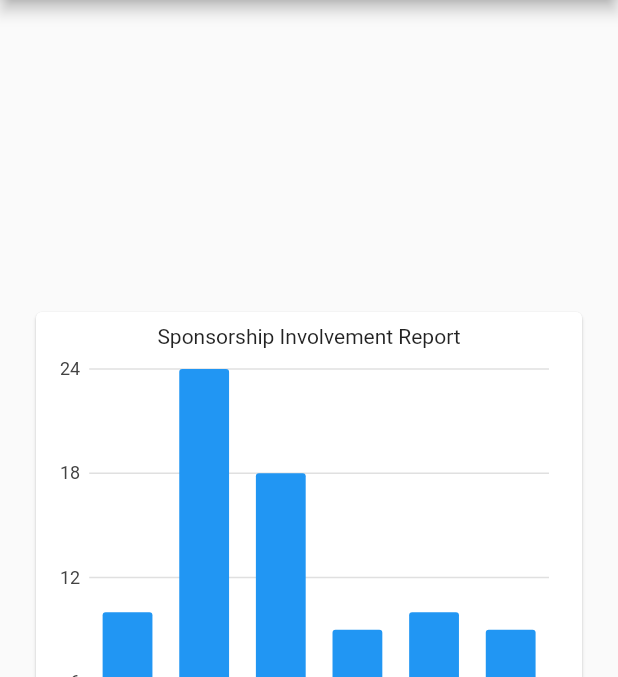
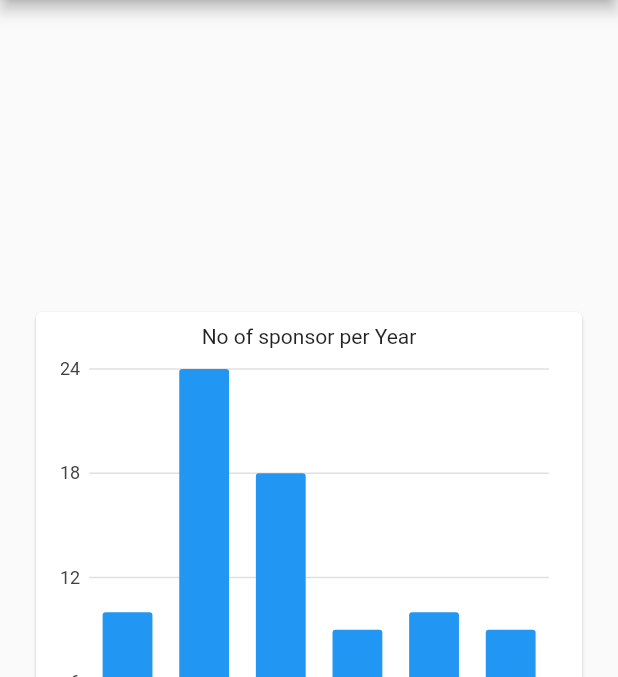
Before and after one commit to poorbugger/FABU-UTM-Alumni-Management-Mobile-System-Team-1, a Flutter app: the SponsorReportHome screen opened by its route, on a phone screen of 412 x 824 dp, the part 84-761 px from its top. Run offline on Flutter 3.47's test engine with Material 2 defaults, Android fonts, the phone set to English and light mode, and no system bars; our stand-ins replace charts_flutter, dio, flutter_spinkit, flutter_svg, shared_preferences; accounts and stored records are empty.

Commit message:
Update on report

```diff
--- a/lib/Report/Participant_Charts.dart
+++ b/lib/Report/Participant_Charts.dart
@@ -31,7 +31,7 @@ class ParticipantCharts extends StatelessWidget {
      padding: const EdgeInsets.all(8.0),
      child: Column(
          children: <Widget>[
-         Text("Event Involvement Report"
+         Text("No of Participant per Year"
     ),
     Expanded(child: charts.BarChart(series, animate: true,)
     ),
--- a/lib/Sponsor_Report/SponsorChart.dart
+++ b/lib/Sponsor_Report/SponsorChart.dart
@@ -26,7 +26,7 @@ SponsorChart({@required this.data});
     padding: const EdgeInsets.all(8.0),
     child: Column(
     children: <Widget>[
-    Text("Sponsorship Involvement Report"
+    Text("No of sponsor per Year"
     ),
     Expanded(child: charts.BarChart(series, animate: true,)
     ),
```
